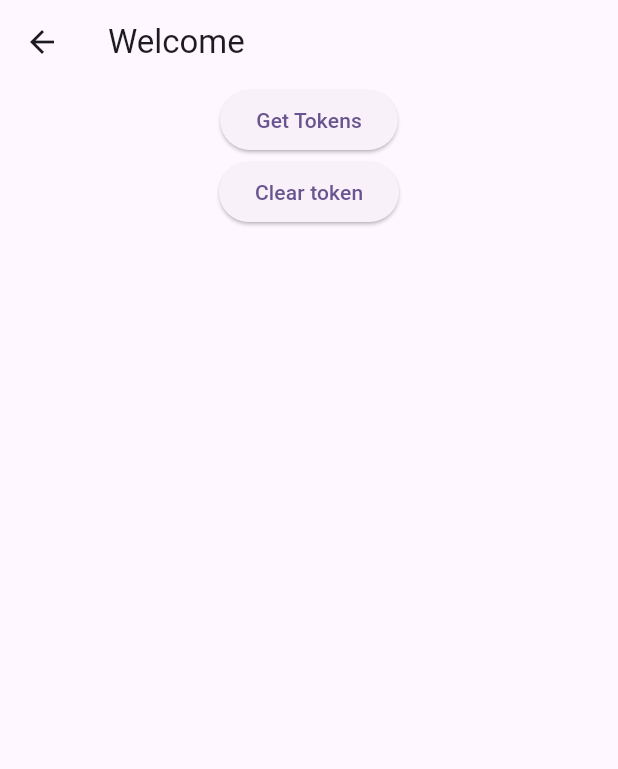
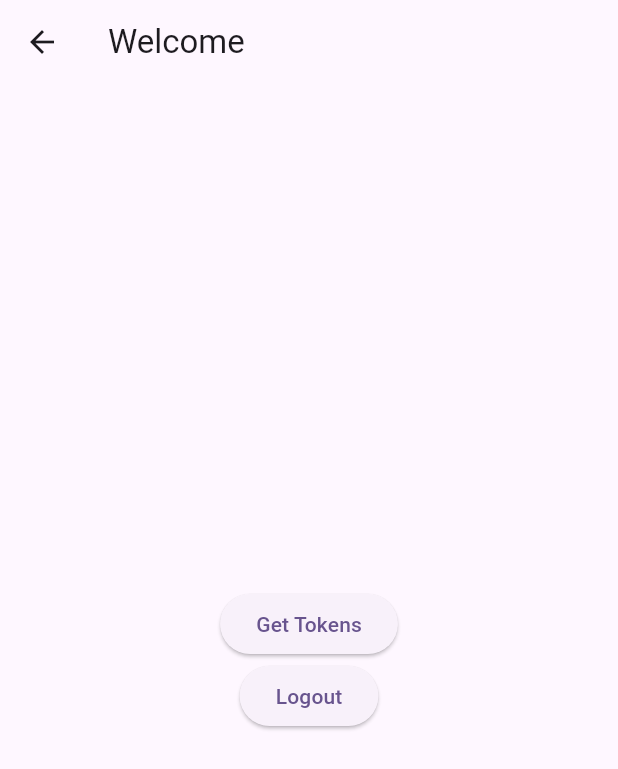
Before and after one commit to Nahid-Jahan-A/Flutter-Retrofit-Riverpod, a Flutter app: the WelcomeScreen screen opened by its route, after a tap on "Get Tokens", on a phone screen of 412 x 824 dp. Shown: the top 769 px of the screen. Run offline on Flutter 3.47's test engine with Material 3 defaults, Android fonts, the phone set to English and light mode, and no system bars; our stand-ins replace dio, flutter_riverpod, logger, retrofit, routemaster, shared_preferences; missing offline and left inert: shared_preferences_riverpod; accounts and stored records are empty; generated files the repository leaves out were written again.

Commit message:
token-save_successful

```diff
--- a/lib/screen/welcome_screen.dart
+++ b/lib/screen/welcome_screen.dart
@@ -1,8 +1,7 @@
 import 'package:flutter/material.dart';
-import 'package:flutter_retrofit/providers/token_provider.dart';
 import 'package:flutter_retrofit/states/auth_state.dart';
 import 'package:flutter_riverpod/flutter_riverpod.dart';
-import 'package:logger/logger.dart';
+import 'package:routemaster/routemaster.dart';
 
 class WelcomeScreen extends ConsumerWidget {
 
@@ -11,7 +10,6 @@ class WelcomeScreen extends ConsumerWidget {
 
   @override
   Widget build(BuildContext context, WidgetRef ref) {
-    final sharedPreferencesAsyncValue = ref.watch(sharedPreferencesProvider);
     // TODO: implement build
     return Scaffold(
       appBar: AppBar(
@@ -19,28 +17,22 @@ class WelcomeScreen extends ConsumerWidget {
       ),
       body: Center(
         child: Column(
+          mainAxisAlignment: MainAxisAlignment.center,
+          crossAxisAlignment: CrossAxisAlignment.center,
           children: [
-            sharedPreferencesAsyncValue.when(
-                data: (sharedPreference) {
-                  final accessToken = sharedPreference.get("accessToken");
-                  final refreshToken = sharedPreference.get("refreshToken");
-                  return ElevatedButton(onPressed: (){
-                    Logger logger = Logger();
-                    logger.i(accessToken);
-                    logger.i(refreshToken);
+            ElevatedButton(
+              onPressed: (){
+                ref.read(authProvider.notifier).getTokens();
                   },
-                      child: Text("Get Tokens"),
-                  );
-                },
-                error: (error, stackTrace) => Text("Error $error"),
-                loading: () => const CircularProgressIndicator()),
+            child: const Text("Get Tokens"),),
 
             Consumer(
               builder: (BuildContext context, WidgetRef ref, Widget? child) {
                 final authStateNotifier = ref.watch(authProvider.notifier);
                 return ElevatedButton(onPressed: (){
                   authStateNotifier.signOut();
-                }, child: const Text("Clear token"));
+                  Routemaster.of(context).replace('/');
+                }, child: const Text("Logout"));
               },
             ),
           ],
--- a/lib/states/auth_state.dart
+++ b/lib/states/auth_state.dart
@@ -11,7 +11,7 @@ final authProvider = StateNotifierProvider<AuthNotifier, AuthState>(
 );
 
 @immutable
- class AuthState {
+class AuthState {
   final bool isAuthenticated;
   final String? accessToken;
 
@@ -56,7 +56,7 @@ final authStateNotifier = StateNotifierProvider(
 class AuthNotifier extends StateNotifier<AuthState> {
   final UtkorshoApiClient _apiClient;
 
-  AuthNotifier(this._apiClient) : super(AuthState.unknown()){
+  AuthNotifier(this._apiClient) : super(AuthState.unknown()) {
     _initialize();
   }
 
@@ -71,12 +71,36 @@ class AuthNotifier extends StateNotifier<AuthState> {
       state = AuthState.unauthenticated();
     }
   }
+
+  Future<void> setAccessToken(String accessToken, String refreshToken) async {
+    Logger logger = Logger();
+    state = AuthState.authenticated(accessToken);
+    final sharedPreferences = await SharedPreferences.getInstance();
+    await sharedPreferences.setString('accessToken', accessToken);
+    await sharedPreferences.setString('refreshToken', refreshToken);
+
+    logger.i("Access Token set ---> ${sharedPreferences.get('accessToken')}");
+    logger.i("Refresh Token set ---> ${sharedPreferences.get('refreshToken')}");
+  }
+
+  Future<void> getTokens() async {
+    Logger logger = Logger();
+    final sharedPreferences = await SharedPreferences.getInstance();
+    sharedPreferences.get('accessToken');
+    sharedPreferences.get('refreshToken');
+
+    logger.i("Access Token get ---> ${sharedPreferences.get('accessToken')}");
+    logger.i("Refresh Token get ---> ${sharedPreferences.get('refreshToken')}");
+  }
+
   Future<void> signOut() async {
     Logger logger = Logger();
     state = AuthState.unauthenticated();
     final sharedPreferences = await SharedPreferences.getInstance();
     await sharedPreferences.remove('accessToken');
-    logger.i("Logout called ---> ${sharedPreferences.get("accessToken")}");
+    await sharedPreferences.remove('refreshToken');
+    logger.i("Access token cleared ---> ${sharedPreferences.get("accessToken")}");
+    logger.i("Refresh token cleared ---> ${sharedPreferences.get("refreshToken")}");
   }
 
   void fetchAuthData({
@@ -97,14 +121,14 @@ class AuthNotifier extends StateNotifier<AuthState> {
       // logger.i(prefs.get('accessToken'));
       // logger.i(prefs.get('refreshToken'));
       state = AuthLoadedState(true, data: data);
-      _saveResponseData(AuthLoadedState(true, data: data));
+      setAccessToken(data.data.accessToken, data.data.refreshToken);
     } catch (e) {
       state = ErrorAuthState(false, message: e.toString());
       logger.i(e.toString());
     }
   }
 
-  void _saveResponseData(AuthLoadedState state) async{
+  void _saveResponseData(AuthLoadedState state) async {
     Logger logger = Logger();
     AuthData data = state.data;
     SharedPreferences prefs = await SharedPreferences.getInstance();
@@ -114,5 +138,4 @@ class AuthNotifier extends StateNotifier<AuthState> {
     logger.i(prefs.get('accessToken'));
     logger.i(prefs.get('refreshToken'));
   }
-
 }
```
